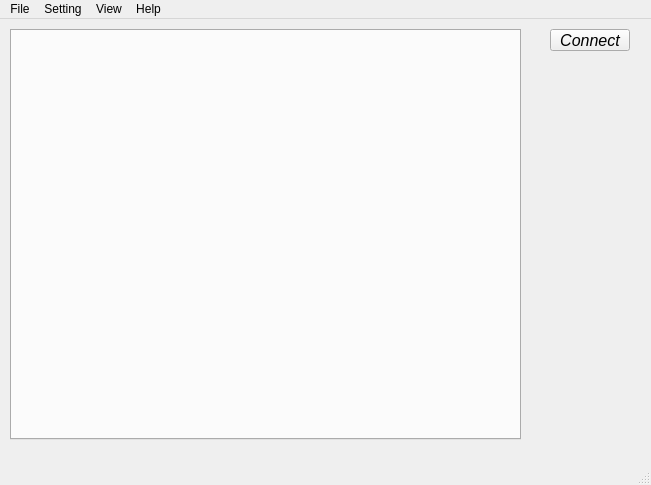
Before: the Qt Designer form UI/mainwindow.ui in AliHejazi/Kn2cMonitoring, drawn with Qt 5.
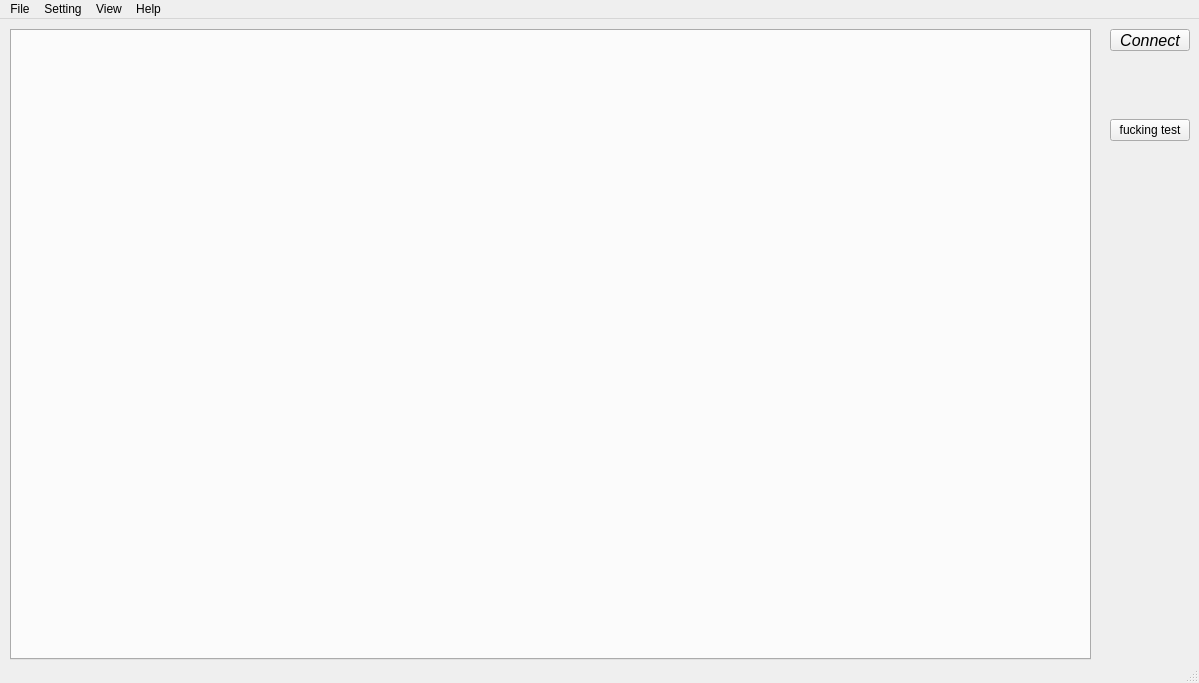
After: the same form once the commit is applied. Icons and pictures are not drawn.

The edit to the form file:
```diff
--- a/UI/mainwindow.ui
+++ b/UI/mainwindow.ui
@@ -6,8 +6,8 @@
    <rect>
     <x>0</x>
     <y>0</y>
-    <width>651</width>
-    <height>485</height>
+    <width>1199</width>
+    <height>683</height>
    </rect>
   </property>
   <property name="windowTitle">
@@ -17,7 +17,7 @@
    <widget class="QPushButton" name="connectButton">
     <property name="geometry">
      <rect>
-      <x>550</x>
+      <x>1110</x>
       <y>10</y>
       <width>80</width>
       <height>22</height>
@@ -38,21 +38,37 @@
      <rect>
       <x>10</x>
       <y>10</y>
-      <width>511</width>
-      <height>411</height>
+      <width>1081</width>
+      <height>631</height>
      </rect>
     </property>
     <property name="currentIndex">
      <number>-1</number>
     </property>
    </widget>
+   <widget class="QPushButton" name="pushButton">
+    <property name="geometry">
+     <rect>
+      <x>1110</x>
+      <y>100</y>
+      <width>80</width>
+      <height>22</height>
+     </rect>
+    </property>
+    <property name="text">
+     <string>fucking test</string>
+    </property>
+   </widget>
+   <zorder>robotTabsWidgets</zorder>
+   <zorder>connectButton</zorder>
+   <zorder>pushButton</zorder>
   </widget>
   <widget class="QMenuBar" name="menubar">
    <property name="geometry">
     <rect>
      <x>0</x>
      <y>0</y>
-     <width>651</width>
+     <width>1199</width>
      <height>19</height>
     </rect>
    </property>
```
